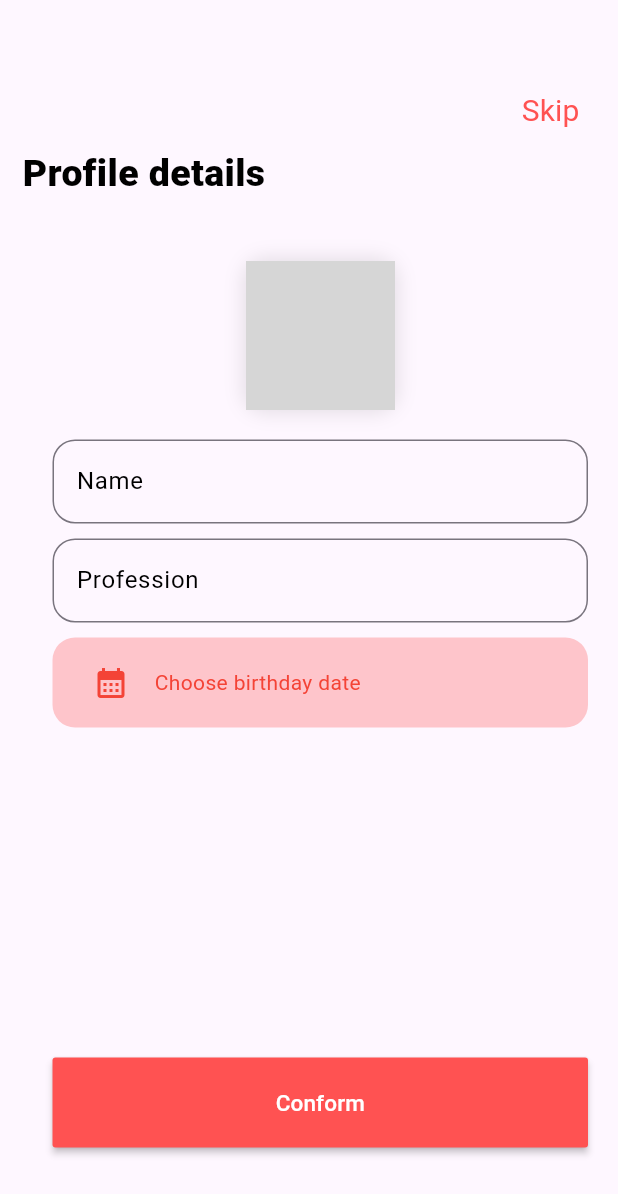
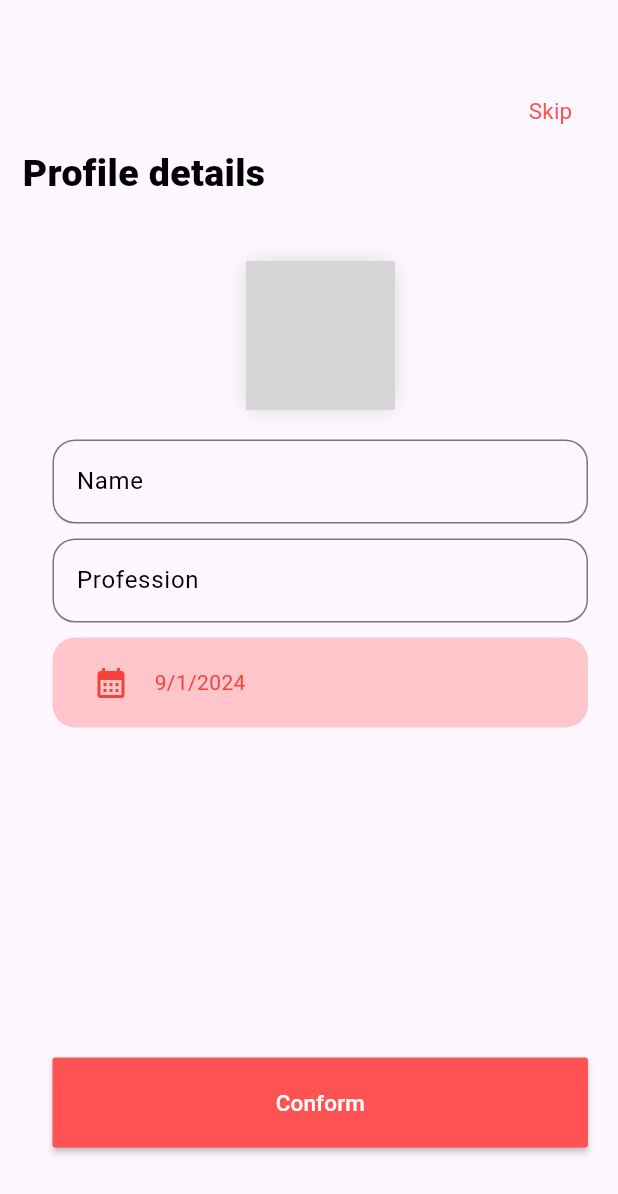
Before and after one commit to shahadat-coder/Dating-App, a Flutter app: the OtpScreen screen opened directly, after a tap on "Continue", on a phone screen of 412 x 824 dp. Shown: the top 1194 px of the screen. Run offline on Flutter 3.47's test engine with Material 3 defaults, Android fonts, the phone set to English and light mode, and no system bars; our stand-ins replace fan_carousel_image_slider, get, intl_phone_field, lottie, pin_code_fields; network calls fail; grey boxes are pictures that could not be loaded.

Commit message:
some widgets have added

```diff
--- a/lib/UI/screens/OTP_Screen.dart
+++ b/lib/UI/screens/OTP_Screen.dart
@@ -3,6 +3,7 @@ import 'dart:async';
 import 'package:dating_app/UI/screens/Profile_Details.dart';
 import 'package:dating_app/UI/screens/auth/Login_withPhone.dart';
 import 'package:dating_app/widgets/button_widget.dart';
+import 'package:dating_app/widgets/secondsRemaining.dart';
 import 'package:flutter/material.dart';
 import 'package:get/get.dart';
 import 'package:pin_code_fields/pin_code_fields.dart';
@@ -18,43 +19,7 @@ class _OtpScreenState extends State<OtpScreen> {
   final GlobalKey<FormState> _globalKey = GlobalKey();
   final TextEditingController _pinController = TextEditingController();
 
-  int _secondsRemaining = 60;
-  late Timer _timer;
 
-  @override
-  void initState() {
-    super.initState();
-    startTimer();
-  }
-
-  void startTimer() {
-    const oneSecond = Duration(seconds: 1);
-    _timer = Timer.periodic(
-      oneSecond,
-          (Timer timer) {
-        if (_secondsRemaining == 0) {
-          timer.cancel();
-        } else {
-          setState(() {
-            _secondsRemaining--;
-          });
-        }
-      },
-    );
-  }
-
-  void resetTimer() {
-    setState(() {
-      _secondsRemaining = 60;
-    });
-    startTimer();
-  }
-
-  @override
-  void dispose() {
-    _timer.cancel();
-    super.dispose();
-  }
 
 
 
@@ -67,26 +32,7 @@ class _OtpScreenState extends State<OtpScreen> {
           child: Column(
             crossAxisAlignment: CrossAxisAlignment.start,
               children: [
-            InkWell(
-              onTap: () {
-                Get.off(const LoginWithPhoneScreen());
-              },
-              child: Container(
-                height: 52,
-                width: 52,
-                child: Padding(
-                  padding: const EdgeInsets.only(left: 12),
-                  child: Icon(
-                    Icons.arrow_back_ios,
-                    color: Colors.redAccent,
-                  ),
-                ),
-                decoration: BoxDecoration(
-                  borderRadius: BorderRadius.circular(15),
-                  border: Border.all(color: Colors.grey.shade400, width: 1),
-                ),
-              ),
-            ),
+            const BackButton(),
             SizedBox(
               height: 50,
             ),
@@ -153,49 +99,10 @@ class _OtpScreenState extends State<OtpScreen> {
                 ),
                             ),
                           ),
-                Center(
-                  child: Column(
-                    crossAxisAlignment: CrossAxisAlignment.start,
-                    children: [
-                      if (_secondsRemaining > 0)
-                        RichText(
-                          text: TextSpan(
-                            style: const TextStyle(color: Colors.grey),
-                            children: [
-                              const TextSpan(text: 'This code will expire in '),
-                              TextSpan(
-                                text:
-                                '${_secondsRemaining}s',
-                                // Pluralize "second" if needed
-                                style: const TextStyle(
-                                  color: Colors.redAccent,
-                                  fontWeight: FontWeight.bold,
-                                ),
-                              ),
-                            ],
-                          ),
-                        ),
-                      if (_secondsRemaining == 0)
-                        Row(
-                          mainAxisAlignment: MainAxisAlignment.center,
-                          children: [
-                            const Text('Code has expired',
-                                style: TextStyle(color: Colors.grey)),
-                            TextButton(
-                              onPressed: () {
-                                resetTimer();
-                              },
-                              style: TextButton.styleFrom(
-                                foregroundColor: Colors.redAccent,
-                              ),
-                              child: const Text('Resend Code'),
-                            ),
-                          ],
-                        ),
-                    ],
-                  ),
+                const Center(
+                  child: SecondsRemaining(),
                 ),
-                SizedBox(height: 25,),
+                const SizedBox(height: 25,),
                 Button(label: 'Continue', onPressed: (){
                   Get.to(const ProfileDetailsScreen());
                 })
--- a/lib/UI/screens/Profile_Details.dart
+++ b/lib/UI/screens/Profile_Details.dart
@@ -1,3 +1,4 @@
+import 'package:dating_app/widgets/all_textField.dart';
 import 'package:dating_app/widgets/button_widget.dart';
 import 'package:flutter/material.dart';
 
@@ -11,7 +12,7 @@ class _ProfileDetailsScreenState extends State<ProfileDetailsScreen> {
   final GlobalKey<FormState> _globalKey = GlobalKey();
   final TextEditingController _nameController = TextEditingController();
   final TextEditingController _professionController = TextEditingController();
-  final TextEditingController _dayEDController = TextEditingController();
+
 
 
 
@@ -35,7 +36,7 @@ class _ProfileDetailsScreenState extends State<ProfileDetailsScreen> {
                       style: TextStyle(
                         color: Colors.redAccent,
                         fontWeight: FontWeight.w400,
-                        fontSize: 20
+                        fontSize: 15
                       ),
                     )),
                 ),
@@ -90,77 +91,21 @@ class _ProfileDetailsScreenState extends State<ProfileDetailsScreen> {
                 ),
                 const SizedBox(height: 20,),
 
-                Padding(
-                  padding: const EdgeInsets.symmetric(horizontal: 20),
-                  child: Form(
-                    key: _globalKey,
-                      child: Column(
-                        children: [
-                          TextFormField(
-                            controller: _nameController,
-                            decoration: InputDecoration(
-                              labelText: "Name",
-                                labelStyle: const TextStyle(
-                                  color: Colors.black
-                                ),
-                                border: OutlineInputBorder(
-                                  borderRadius: BorderRadius.circular(15),
-                                  borderSide: BorderSide(color: Colors.grey.shade400),
-                                ),
-                                focusedBorder:  OutlineInputBorder(
-                                  borderRadius: BorderRadius.circular(15),
-                                  borderSide: const BorderSide(color: Colors.redAccent),
-                                )
-                            ),
-                            ),
-                          const SizedBox(height: 10),
-                           TextFormField(
-                            controller: _professionController,
-                            decoration: InputDecoration(
-                                labelText: "Profession",
-                                labelStyle: const TextStyle(
-                                    color: Colors.black
-                                ),
-                                border: OutlineInputBorder(
-                                  borderRadius: BorderRadius.circular(15),
-                                  borderSide: BorderSide(color: Colors.grey.shade400),
-                                ),
-                                focusedBorder:  OutlineInputBorder(
-                                  borderRadius: BorderRadius.circular(15),
-                                  borderSide: const BorderSide(color: Colors.redAccent),
-                                )
-                            ),
-                          ),
-                          const SizedBox(height: 10),
-                          Container(
-                            height: 60,
-                            width: double.infinity,
-                            decoration: BoxDecoration(
-                              borderRadius: BorderRadius.circular(15),
-                              color: Colors.redAccent.withOpacity(0.3)
-                            ),
-                            child: Padding(
-                              padding: const EdgeInsets.only(left: 15),
-                              child: Row(
-                                children: [
-                                  IconButton(onPressed: (){
-                            }, icon: const Icon(Icons.calendar_month,color: Colors.red,)),
-                                  const SizedBox(width: 5,),
-                                  const Text('Choose birthday date',style: TextStyle(color: Colors.red),),
-                                ],
-                              ),
-                            ),
-                          )
+                AllTextField(
+                  globalKey: _globalKey,
+                  nameController: _nameController,
+                  professionController: _professionController,
+                  selectedDate: DateTime.now(),  // Set to a default date
+                  onDateSelected: (DateTime value) {
+                    // Handle the selected date
+                  },
+                ),
 
-                        ],
-                      ),
-                      ),
-                ),
-                const SizedBox(height: 200,),
-
-                Button(label: 'Conform', onPressed: (){})
-
-              ],
+                const SizedBox(
+                height: 200,
+              ),
+              Button(label: 'Conform', onPressed: () {})
+            ],
             ),
           ),
         ),
--- a/lib/UI/screens/auth/SignUp_Screen.dart
+++ b/lib/UI/screens/auth/SignUp_Screen.dart
@@ -20,7 +20,7 @@ class _SignUpScreenState extends State<SignUpScreen> {
           crossAxisAlignment: CrossAxisAlignment.center,
 
           children: [
-            Image.asset('assets/images/logo.png',height: 150,width: 150,),
+            Image.asset('assets/images/Logo.png',height: 150,width: 150,),
             const SizedBox(height: 30,),
             const Text("Sign Up to continue",style: TextStyle(
               fontFamily: 'FontAmr',
--- /dev/null
+++ b/lib/widgets/all_textField.dart
@@ -0,0 +1,151 @@
+import 'package:flutter/material.dart';
+
+void main() {
+  runApp(MyApp());
+}
+
+class MyApp extends StatelessWidget {
+  @override
+  Widget build(BuildContext context) {
+    return MaterialApp(
+      home: Scaffold(
+        appBar: AppBar(
+          title: Text('DatePicker Example'),
+        ),
+        body: MyForm(),
+      ),
+    );
+  }
+}
+
+class MyForm extends StatefulWidget {
+  @override
+  _MyFormState createState() => _MyFormState();
+}
+
+class _MyFormState extends State<MyForm> {
+  final GlobalKey<FormState> _globalKey = GlobalKey<FormState>();
+  TextEditingController _nameController = TextEditingController();
+  TextEditingController _professionController = TextEditingController();
+  DateTime selectedDate = DateTime.now();
+
+  @override
+  Widget build(BuildContext context) {
+    return AllTextField(
+      globalKey: _globalKey,
+      nameController: _nameController,
+      professionController: _professionController,
+      selectedDate: selectedDate,
+      onDateSelected: (DateTime newDate) {
+        setState(() {
+          selectedDate = newDate;
+        });
+      },
+    );
+  }
+}
+
+class AllTextField extends StatelessWidget {
+  AllTextField({
+    Key? key,
+    required this.globalKey,
+    required this.nameController,
+    required this.professionController,
+    required this.selectedDate,
+    required this.onDateSelected,
+  }) : super(key: key);
+
+  final GlobalKey<FormState> globalKey;
+  final TextEditingController nameController;
+  final TextEditingController professionController;
+  final DateTime selectedDate;
+  final ValueChanged<DateTime> onDateSelected;
+
+  @override
+  Widget build(BuildContext context) {
+    return Padding(
+      padding: const EdgeInsets.symmetric(horizontal: 20),
+      child: Form(
+        key: globalKey,
+        child: Column(
+          children: [
+            TextFormField(
+              controller: nameController,
+              decoration: InputDecoration(
+                labelText: "Name",
+                labelStyle: const TextStyle(
+                  color: Colors.black,
+                ),
+                border: OutlineInputBorder(
+                  borderRadius: BorderRadius.circular(15),
+                  borderSide: BorderSide(color: Colors.grey.shade400),
+                ),
+                focusedBorder: OutlineInputBorder(
+                  borderRadius: BorderRadius.circular(15),
+                  borderSide: const BorderSide(color: Colors.redAccent),
+                ),
+              ),
+            ),
+            const SizedBox(height: 10),
+            TextFormField(
+              controller: professionController,
+              decoration: InputDecoration(
+                labelText: "Profession",
+                labelStyle: const TextStyle(
+                  color: Colors.black,
+                ),
+                border: OutlineInputBorder(
+                  borderRadius: BorderRadius.circular(15),
+                  borderSide: BorderSide(color: Colors.grey.shade400),
+                ),
+                focusedBorder: OutlineInputBorder(
+                  borderRadius: BorderRadius.circular(15),
+                  borderSide: const BorderSide(color: Colors.redAccent),
+                ),
+              ),
+            ),
+            const SizedBox(height: 10),
+            Container(
+              height: 60,
+              width: double.infinity,
+              decoration: BoxDecoration(
+                borderRadius: BorderRadius.circular(15),
+                color: Colors.redAccent.withOpacity(0.3),
+              ),
+              child: Padding(
+                padding: const EdgeInsets.only(left: 15),
+                child: Row(
+                  children: [
+                    IconButton(
+                      onPressed: ()async{
+                        final DateTime? dateTime = await showDatePicker(
+                          context: context,
+                          initialDate: selectedDate,
+                          firstDate: DateTime(1950),
+                          lastDate: DateTime(2024),
+                        );
+                        if (dateTime != null) {
+                          onDateSelected(dateTime);
+                        }
+                      },
+
+                      icon: const Icon(
+                        Icons.calendar_month,
+                        color: Colors.red,
+                      ),
+                    ),
+                    const SizedBox(width: 5,),
+                    Text(
+                      "${selectedDate.day}/${selectedDate.month}/${selectedDate.year} ",
+                      style: const TextStyle(color: Colors.red),
+                    ),
+                  ],
+                ),
+              ),
+            ),
+          ],
+        ),
+      ),
+    );
+  }
+}
--- /dev/null
+++ b/lib/widgets/secondsRemaining.dart
@@ -0,0 +1,98 @@
+
+import 'dart:async';
+
+import 'package:flutter/material.dart';
+
+class SecondsRemaining extends StatefulWidget {
+  const SecondsRemaining({
+    super.key,
+  });
+
+  @override
+  State<SecondsRemaining> createState() => _SecondsRemainingState();
+}
+
+class _SecondsRemainingState extends State<SecondsRemaining> {
+
+  int _secondsRemaining = 60;
+  late Timer _timer;
+
+  @override
+  void initState() {
+    super.initState();
+    startTimer();
+  }
+
+  void startTimer() {
+    const oneSecond = Duration(seconds: 1);
+    _timer = Timer.periodic(
+      oneSecond,
+          (Timer timer) {
+        if (_secondsRemaining == 0) {
+          timer.cancel();
+        } else {
+          setState(() {
+            _secondsRemaining--;
+          });
+        }
+      },
+    );
+  }
+
+  void resetTimer() {
+    setState(() {
+      _secondsRemaining = 60;
+    });
+    startTimer();
+  }
+
+  @override
+  void dispose() {
+    _timer.cancel();
+    super.dispose();
+  }
+
+  @override
+  Widget build(BuildContext context) {
+    return Column(
+      crossAxisAlignment: CrossAxisAlignment.start,
+      children: [
+        if (_secondsRemaining > 0)
+          RichText(
+            text: TextSpan(
+              style: const TextStyle(color: Colors.grey),
+              children: [
+                const TextSpan(text: 'This code will expire in '),
+                TextSpan(
+                  text:
+                  '${_secondsRemaining}s',
+                  // Pluralize "second" if needed
+                  style: const TextStyle(
+                    color: Colors.redAccent,
+                    fontWeight: FontWeight.bold,
+                  ),
+                ),
+              ],
+            ),
+          ),
+        if (_secondsRemaining == 0)
+          Row(
+            mainAxisAlignment: MainAxisAlignment.center,
+            children: [
+              const Text('Code has expired',
+                  style: TextStyle(color: Colors.grey)),
+              TextButton(
+                onPressed: () {
+                  resetTimer();
+                },
+                style: TextButton.styleFrom(
+                  foregroundColor: Colors.redAccent,
+                ),
+                child: const Text('Resend Code'),
+              ),
+            ],
+          ),
+      ],
+    );
+  }
+}
```
Also changed, not shown: lib/widgets/backButton.dart (added, +33 -0 lines), assets/images/Logo.png (added), assets/images/logo.png (deleted).
